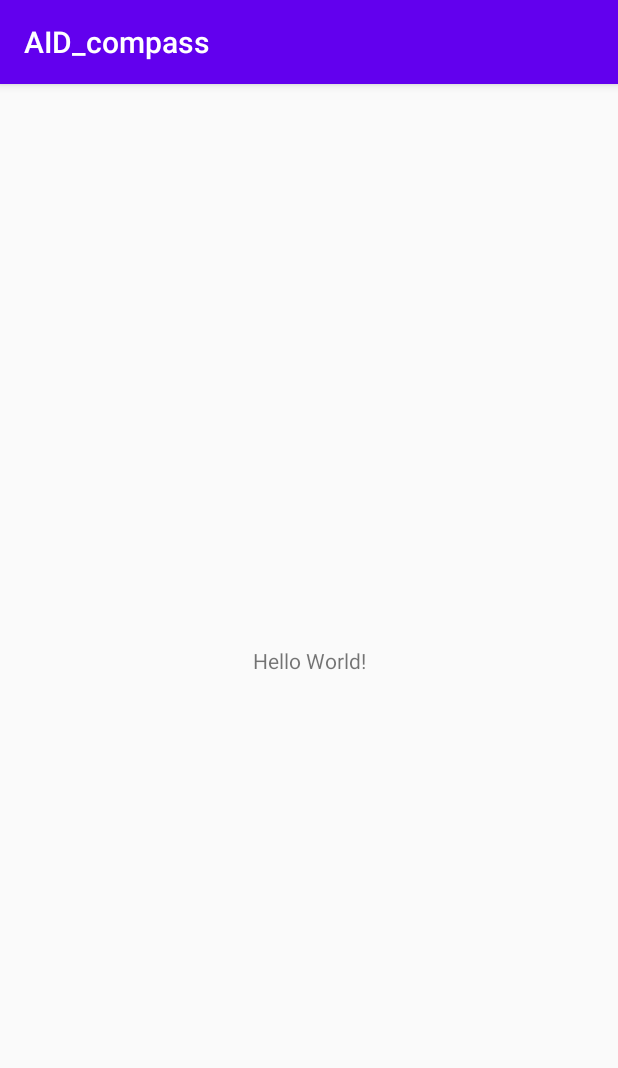
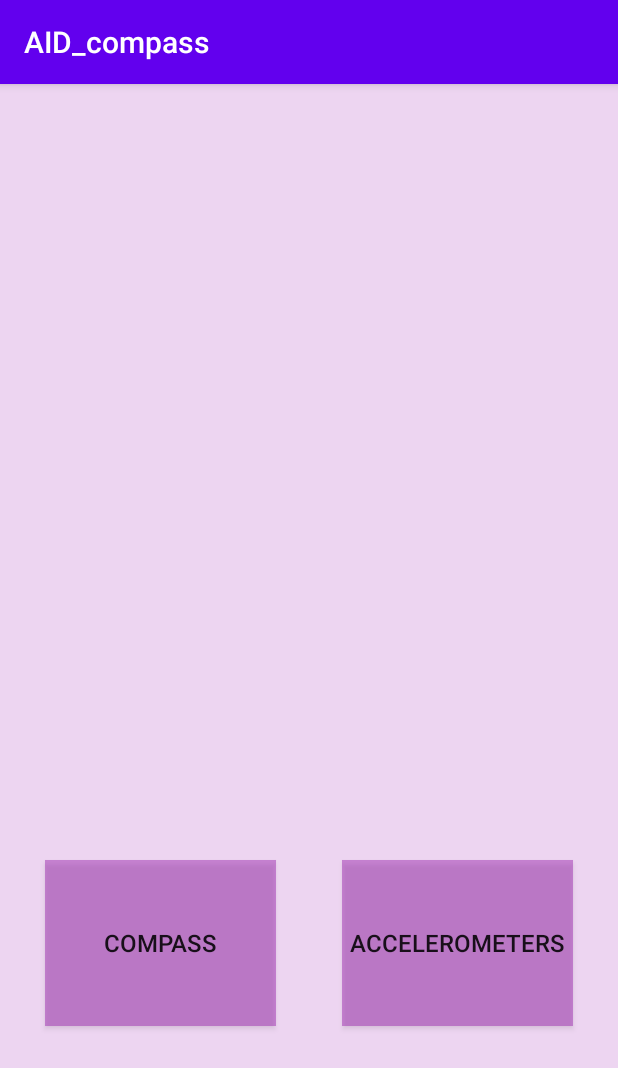
Before and after one commit to an7360da/AID_compass, an Android app: the screen it shows after launch (MainActivity), on a phone screen of 412 x 824 dp. Shown: the top 1068 px of the screen. Run offline under Robolectric (Android 15) with nearby library versions, the phone set to English and light mode, and no system bars.

Commit message:
all funktionalitet klar

```diff
--- a/app/build.gradle
+++ b/app/build.gradle
@@ -35,4 +35,5 @@ dependencies {
     testImplementation 'junit:junit:4.+'
     androidTestImplementation 'com.android.support.test:runner:1.0.2'
     androidTestImplementation 'com.android.support.test.espresso:espresso-core:3.0.2'
+
 }
--- a/app/src/main/AndroidManifest.xml
+++ b/app/src/main/AndroidManifest.xml
@@ -2,6 +2,7 @@
 <manifest xmlns:android="http://schemas.android.com/apk/res/android"
     package="com.example.aid_compass">
 
+    <uses-permission android:name="android.permission.VIBRATE" />
     <application
         android:allowBackup="true"
         android:icon="@mipmap/ic_launcher"
@@ -9,6 +10,8 @@
         android:roundIcon="@mipmap/ic_launcher_round"
         android:supportsRtl="true"
         android:theme="@style/Theme.AID_compass">
+        <activity android:name=".accelerometers_activity"></activity>
+        <activity android:name=".compass_activity" />
         <activity android:name=".MainActivity">
             <intent-filter>
                 <action android:name="android.intent.action.MAIN" />
--- a/app/src/main/res/layout/activity_main.xml
+++ b/app/src/main/res/layout/activity_main.xml
@@ -4,15 +4,68 @@
     xmlns:tools="http://schemas.android.com/tools"
     android:layout_width="match_parent"
     android:layout_height="match_parent"
+    android:background="#9CECD7F4"
     tools:context=".MainActivity">
 
-    <TextView
-        android:layout_width="wrap_content"
-        android:layout_height="wrap_content"
-        android:text="Hello World!"
+    <RelativeLayout
+        android:id="@+id/relativeLayout"
+        android:layout_width="match_parent"
+        android:layout_height="match_parent"
+        android:background="#EDD5F1"
         app:layout_constraintBottom_toBottomOf="parent"
-        app:layout_constraintLeft_toLeftOf="parent"
-        app:layout_constraintRight_toRightOf="parent"
-        app:layout_constraintTop_toTopOf="parent" />
+        app:layout_constraintEnd_toEndOf="parent"
+        app:layout_constraintHorizontal_bias="1.0"
+        app:layout_constraintStart_toStartOf="parent"
+        app:layout_constraintTop_toTopOf="parent"
+        app:layout_constraintVertical_bias="1.0">
+
+
+        <Button
+            android:id="@+id/compass"
+            android:layout_width="200dp"
+            android:layout_height="100dp"
+            android:layout_alignParentStart="true"
+            android:layout_alignParentLeft="true"
+            android:layout_alignParentTop="true"
+            android:layout_alignParentEnd="true"
+            android:layout_alignParentRight="true"
+            android:layout_alignParentBottom="true"
+            android:layout_marginStart="30dp"
+            android:layout_marginLeft="30dp"
+            android:layout_marginTop="517dp"
+            android:layout_marginEnd="228dp"
+            android:layout_marginRight="228dp"
+            android:layout_marginBottom="140dp"
+            android:background="#799C27B0"
+            android:fadingEdge="horizontal|vertical"
+            android:onClick="clickedCompass"
+            android:shadowColor="#851B97"
+            android:text="Compass"
+            android:textSize="16sp" />
+
+        <Button
+            android:id="@+id/accelerometers"
+            android:layout_width="200dp"
+            android:layout_height="100dp"
+            android:layout_alignParentStart="true"
+            android:layout_alignParentLeft="true"
+            android:layout_alignParentTop="true"
+            android:layout_alignParentEnd="true"
+            android:layout_alignParentRight="true"
+            android:layout_alignParentBottom="true"
+            android:layout_marginStart="228dp"
+            android:layout_marginLeft="228dp"
+            android:layout_marginTop="517dp"
+            android:layout_marginEnd="30dp"
+            android:layout_marginRight="30dp"
+            android:layout_marginBottom="140dp"
+            android:background="#799C27B0"
+            android:ellipsize="none"
+            android:fadingEdge="horizontal|vertical"
+            android:onClick="clickedAccelerometers"
+            android:text="Accelerometers"
+            android:textSize="16sp" />
+
+    </RelativeLayout>
 
 </android.support.constraint.ConstraintLayout>
```
Also changed, not shown: app/src/main/java/com/example/aid_compass/MainActivity.java (+15 -0 lines), app/src/main/java/com/example/aid_compass/accelerometers_activity.java (added, +113 -0 lines), app/src/main/java/com/example/aid_compass/compass_activity.java (added, +137 -0 lines), app/src/main/res/layout/activity_accelerometers_activity.xml (added, +72 -0 lines), app/src/main/res/layout/activity_compass_activity.xml (added, +43 -0 lines), app/src/main/res/drawable-xhdpi/compass.png (added), app/src/main/res/drawable/duck.gif (added), 2 other files.
